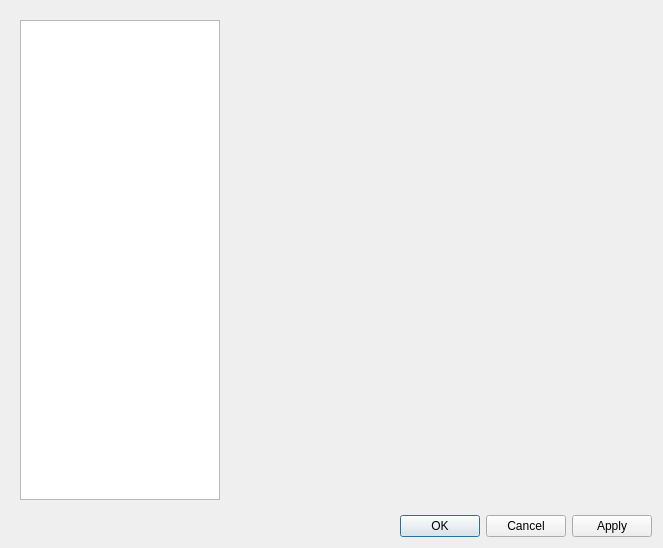
First picture: the form in src/core/gui/configuration/configurationdialog.ui, repository Destroyerrrocket/doomseeker-unofficial, before the edit.
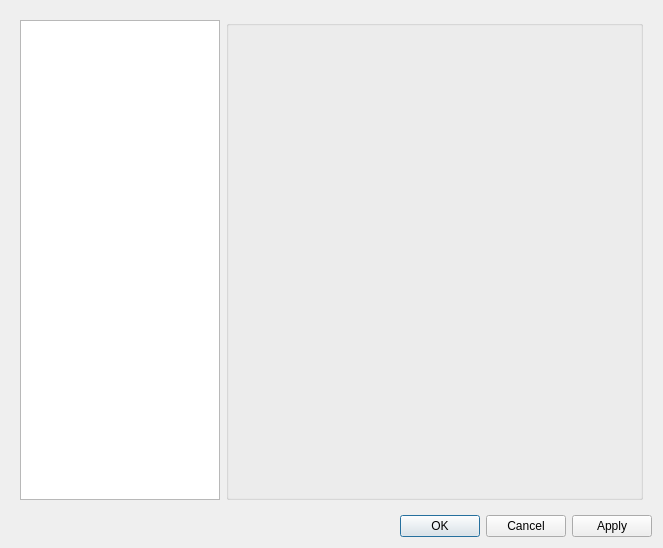
Second picture: the form after the edit.

Commit message: - All configuration pages are now descendants of QWidget rather than QGroupBox. Configuration dialog is responsible for spawning the groupbox and inserting page within.

Patch:
```diff
--- a/src/core/gui/configuration/configurationdialog.ui
+++ b/src/core/gui/configuration/configurationdialog.ui
@@ -40,12 +40,8 @@
        </widget>
       </item>
       <item>
-       <widget class="QWidget" name="mainPanel" native="true">
-        <layout class="QVBoxLayout" name="verticalLayout_2">
-         <property name="margin">
-          <number>0</number>
-         </property>
-        </layout>
+       <widget class="QGroupBox" name="mainPanel">
+        <layout class="QVBoxLayout" name="verticalLayout_2"/>
        </widget>
       </item>
      </layout>
```
The commit also changes 29 other files.
